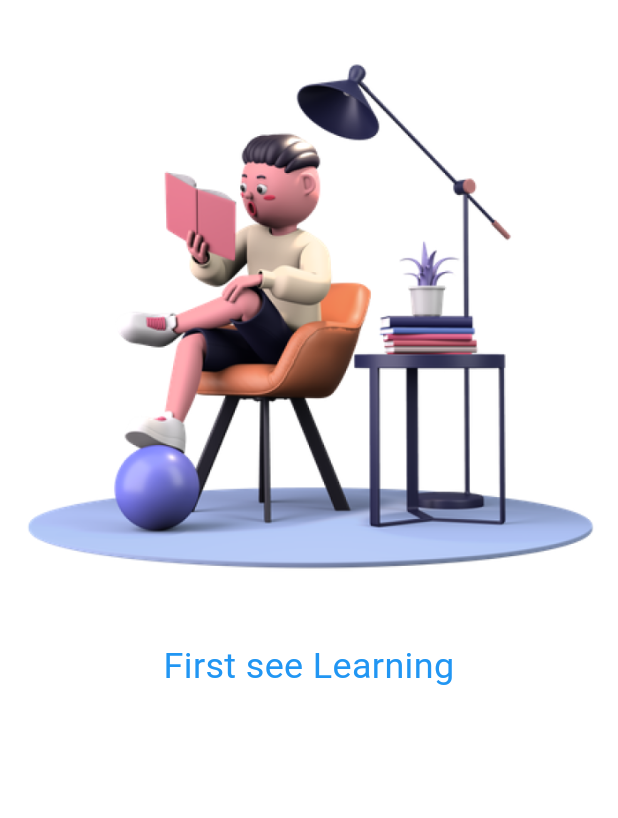
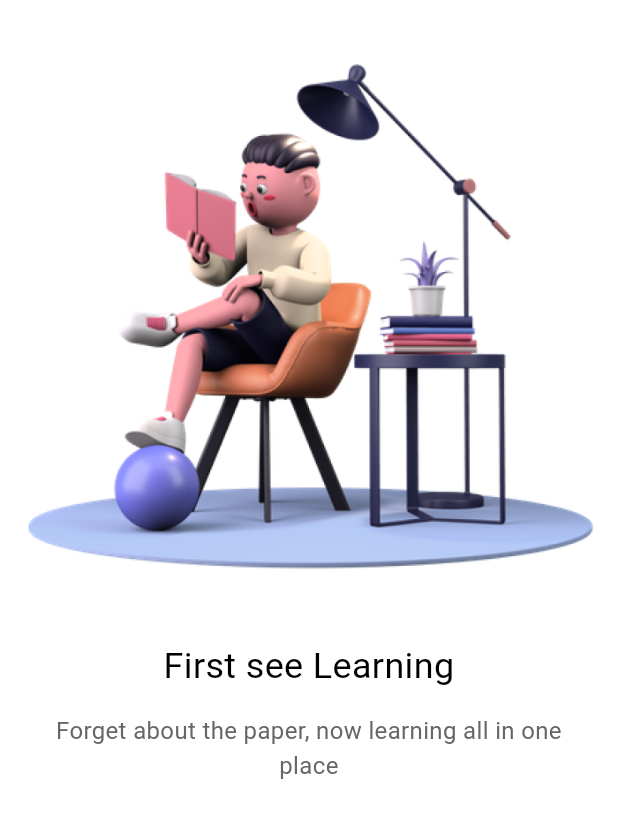
Before and after one commit to AdeelWajid/river_pod_prac, a Flutter app: the screen it shows after launch, on a phone screen of 412 x 824 dp. Shown: the top 818 px of the screen. Run offline on Flutter 3.47's test engine with Material 3 defaults, Android fonts, the phone set to English and light mode, and no system bars; our stand-ins replace flutter_screenutil, hooks_riverpod.

Commit message:
onBoarding title and subTitle

```diff
--- a/lib/pages/welcome/welcome.dart
+++ b/lib/pages/welcome/welcome.dart
@@ -1,6 +1,5 @@
 import 'package:flutter/material.dart';
-import 'package:flutter_screenutil/flutter_screenutil.dart';
-import 'package:river_pod/common/widgets/text_widgets.dart';
+import 'package:river_pod/pages/welcome/widgets.dart';
 
 class Welcome extends StatelessWidget {
   const Welcome({super.key});
@@ -13,17 +12,21 @@ class Welcome extends StatelessWidget {
         children: [
           PageView(
             children: [
-              Column(
-                children: [
-                  Image.asset(
-                    "assets/images/reading.png",
-                    fit: BoxFit.fitHeight,
-                  ),
-                  Container(
-                      margin: EdgeInsets.only(top: 15.h),
-                      child: text24Normal(text: "First see Learning"))
-                ],
-              )
+              appOnboardingPage(
+                  imagePath: "assets/images/reading.png",
+                  title: "First see Learning",
+                  subTitle:
+                      "Forget about the paper, now learning all in one place"),
+              appOnboardingPage(
+                  imagePath: "assets/images/man.png",
+                  title: "Connect With Everyone",
+                  subTitle:
+                      "Always keep in touch with your tutor and friends. Let's get connected"),
+              appOnboardingPage(
+                  imagePath: "assets/images/boy.png",
+                  title: "Always Fascinated Learning",
+                  subTitle:
+                      "Anywhere, anytime. The time is at your discretion. So study wherever you can"),
             ],
           )
         ],
--- /dev/null
+++ b/lib/pages/welcome/widgets.dart
@@ -0,0 +1,25 @@
+import 'package:flutter/material.dart';
+import 'package:flutter_screenutil/flutter_screenutil.dart';
+
+import '../../common/widgets/text_widgets.dart';
+
+Widget appOnboardingPage(
+    {String imagePath = "assets/images/reading.png",
+    String title = "",
+    String subTitle = ""}) {
+  return Column(
+    children: [
+      Image.asset(
+        imagePath,
+        fit: BoxFit.fitHeight,
+      ),
+      Container(
+          margin: EdgeInsets.only(top: 15.h), child: text24Normal(text: title)),
+      Container(
+        margin: EdgeInsets.only(top: 15.h),
+        padding: EdgeInsets.symmetric(horizontal: 30.w),
+        child: text16Normal(text: subTitle),
+      ),
+    ],
+  );
+}
```
Also changed, not shown: lib/common/utils/app_colors.dart (added, +34 -0 lines), lib/common/widgets/text_widgets.dart (+14 -3 lines).
